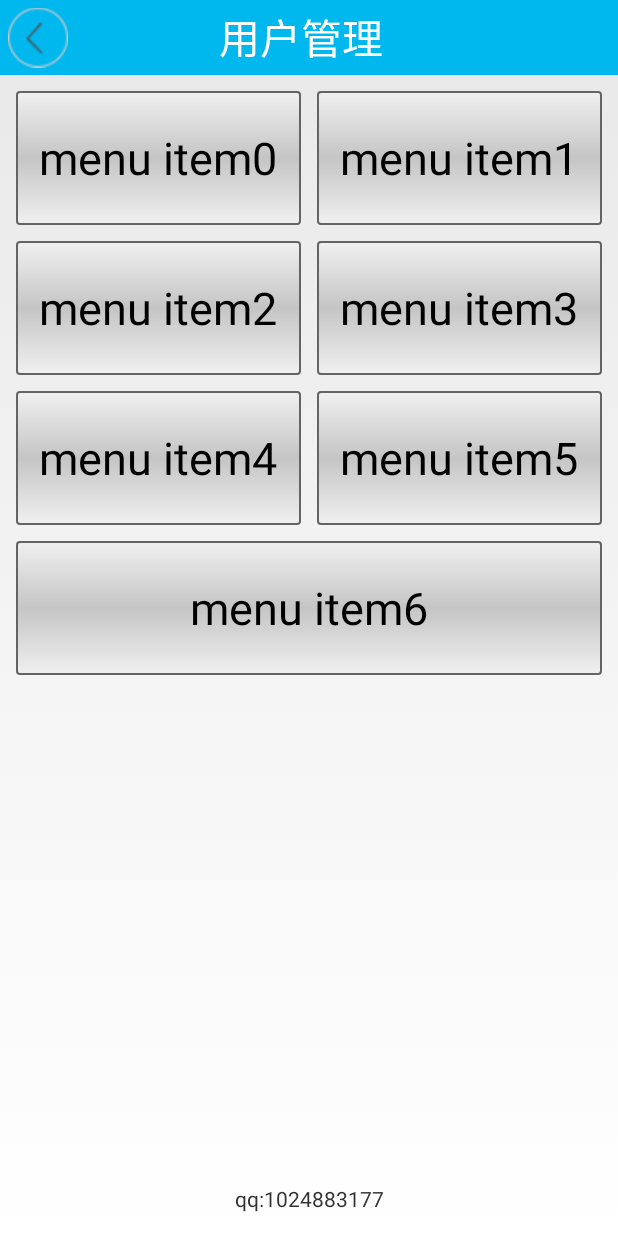
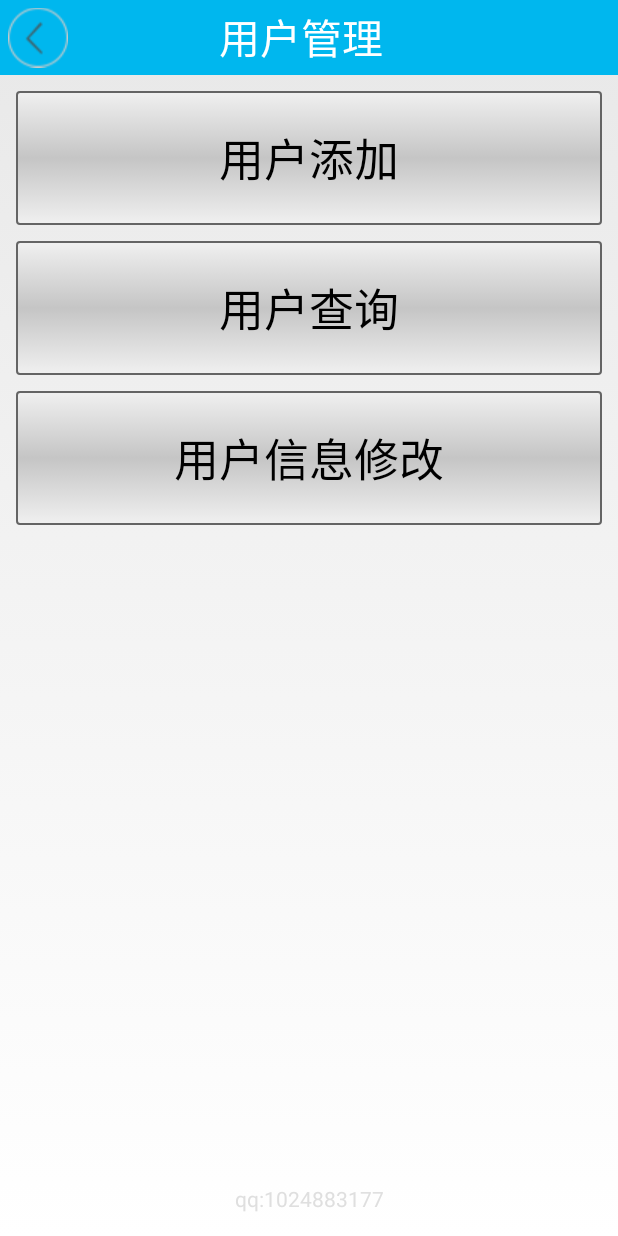
Before and after one commit to kuangxuefeng/InventoryManager, an Android app: the UserMenuActivity screen opened directly, with no data from a screen before it, on a phone screen of 412 x 824 dp. Run offline under Robolectric (Android 15) with nearby library versions, the phone set to English and light mode, and no system bars.

Commit message:
log样式统一

```diff
--- a/app/src/main/AndroidManifest.xml
+++ b/app/src/main/AndroidManifest.xml
@@ -38,7 +38,7 @@
                 <category android:name="android.intent.category.LAUNCHER" />
             </intent-filter>
         </activity>
-        <activity android:name=".activity.JoinActivity" />
+        <activity android:name=".activity.UserJoinActivity" />
         <activity android:name=".activity.MainMenuActivity" />
         <activity
             android:name="com.karics.library.zxing.android.CaptureActivity"
--- a/app/src/main/java/com/kxf/inventorymanager/activity/BaseMenuActivity.java
+++ b/app/src/main/java/com/kxf/inventorymanager/activity/BaseMenuActivity.java
@@ -8,15 +8,22 @@ import android.widget.Button;
 import android.widget.LinearLayout;
 
 import com.kxf.inventorymanager.R;
+import com.kxf.inventorymanager.utils.LogUtil;
 
 import java.util.ArrayList;
 import java.util.List;
+
+import static com.kxf.inventorymanager.activity.BaseMenuActivity.MENU_TYPE.DOUBLE_LINE;
 
 public abstract class BaseMenuActivity extends BaseActivity {
 
     private List<BaseItem> baseItems;
     private List<Button> btnItems;
     private boolean hasExtra = true;
+    protected MENU_TYPE menuType = DOUBLE_LINE;
+    public enum MENU_TYPE{
+        SINGLE_LINE, DOUBLE_LINE
+    }
 
     @Override
     protected final void onCreate(Bundle savedInstanceState) {
@@ -37,17 +44,26 @@ public abstract class BaseMenuActivity extends BaseActivity {
             return;
         }
 
+        btnItems = new ArrayList<>();
+        switch (menuType){
+            case SINGLE_LINE:
+                for (BaseItem bi : baseItems){
+                    addItem(ll_content, bi, null);
+                }
+                break;
+            case DOUBLE_LINE:
                 if (baseItems.size()%2==0){
                     hasExtra = false;
                 }
                 int numLlItem = baseItems.size() / 2;
-        btnItems = new ArrayList<>();
                 for (int i=0;i<numLlItem;i++){
                     addItem(ll_content, baseItems.get(2*i), baseItems.get(2*i+1));
                 }
 
                 if (hasExtra){
                     addItem(ll_content, baseItems.get(baseItems.size()-1), null);
+                }
+                break;
         }
     }
 
@@ -98,6 +114,7 @@ public abstract class BaseMenuActivity extends BaseActivity {
             View.OnClickListener viewListener = new View.OnClickListener() {
                 @Override
                 public void onClick(final View v) {
+                    LogUtil.d("onClick title=" + title);
                     if (null != listener){
                         mActivity.runOnUiThread(new Runnable() {
                             @Override
--- a/app/src/main/java/com/kxf/inventorymanager/activity/UserMenuActivity.java
+++ b/app/src/main/java/com/kxf/inventorymanager/activity/UserMenuActivity.java
@@ -1,14 +1,13 @@
 package com.kxf.inventorymanager.activity;
 
+import android.content.Intent;
 import android.view.View;
-
-import com.kxf.inventorymanager.utils.LogUtil;
 
 import java.util.ArrayList;
 import java.util.List;
 
-public class UserMenuActivity extends BaseMenuActivity {
-
+public class UserMenuActivity extends BaseMenuActivity implements BaseMenuActivity.OnItemClickListener {
+    private List<String> itemTitles;
 //    @Override
 //    protected void onCreate(Bundle savedInstanceState) {
 //        super.onCreate(savedInstanceState);
@@ -17,14 +16,15 @@ public class UserMenuActivity extends BaseMenuActivity {
 
     @Override
     protected List<BaseItem> getBaseItem() {
+        menuType = MENU_TYPE.SINGLE_LINE;
+        itemTitles = new ArrayList<>();
+        itemTitles.add("用户添加");
+        itemTitles.add("用户查询");
+        itemTitles.add("用户信息修改");
         List<BaseItem> bis = new ArrayList<>();
-        for (int i = 0;i<7;i++){
-            bis.add(new BaseItem().setId(i).setTitle("menu item" + i).setListener(new OnItemClickListener() {
-                @Override
-                public void onClick(View v, BaseItem bi) {
-                    LogUtil.d("bi=" + bi);
-                }
-            }));
+        for (String title : itemTitles){
+            BaseItem bi = new BaseItem().setId(itemTitles.indexOf(title)).setTitle(title).setListener(this);
+            bis.add(bi);
         }
         return bis;
     }
@@ -38,4 +38,15 @@ public class UserMenuActivity extends BaseMenuActivity {
     protected void afterInitMenu() {
 
     }
+
+    @Override
+    public void onClick(View v, BaseItem bi) {
+        Intent intent;
+        switch (bi.getId()){
+            case 0:
+                intent = new Intent(this, UserJoinActivity.class);
+                startActivity(intent);
+                break;
+        }
+    }
 }
--- a/app/src/main/res/layout/activity_base_menu.xml
+++ b/app/src/main/res/layout/activity_base_menu.xml
@@ -58,6 +58,7 @@
             android:layout_width="match_parent"
             android:layout_height="match_parent"
             android:gravity="center"
+            android:textColor="#DFDFDF"
             android:text="qq:1024883177" />
     </LinearLayout>
 </RelativeLayout>
--- a/app/src/main/res/layout/activity_join.xml
+++ b/app/src/main/res/layout/activity_join.xml
@@ -2,7 +2,7 @@
     xmlns:tools="http://schemas.android.com/tools"
     android:layout_width="match_parent"
     android:layout_height="match_parent"
-    tools:context=".activity.JoinActivity" >
+    tools:context=".activity.UserJoinActivity" >
     <include layout="@layout/top_title"
         android:id="@+id/tv_join"/>
     <LinearLayout
```
Also changed, not shown: app/src/main/java/com/kxf/inventorymanager/MyApplication.java (+4 -4 lines), app/src/main/java/com/kxf/inventorymanager/activity/LoginActivity.java (+5 -8 lines), app/src/main/java/com/kxf/inventorymanager/activity/UserJoinActivity.java (renamed from app/src/main/java/com/kxf/inventorymanager/activity/JoinActivity.java, +4 -6 lines). Lines whose indentation alone changed are shown as unchanged.
